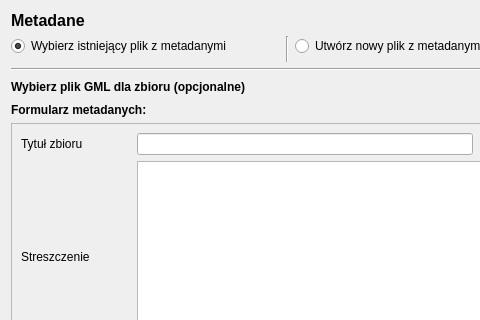
Qt form modules/metadata/views/ui/metadane_dialog_base.ui (envirosolutionspl/wtyczka_qgis_app) before a commit; both pictures show x 0 to 480 and y 0 to 320 of the 574 by 600 pixel window.
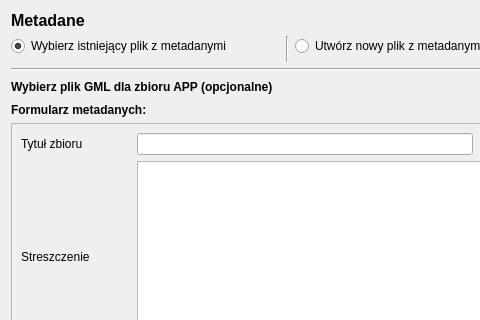
The same form after that commit. Custom widgets are drawn as their Qt base class.

The edit to the form file:
```diff
--- a/modules/metadata/views/ui/metadane_dialog_base.ui
+++ b/modules/metadata/views/ui/metadane_dialog_base.ui
@@ -108,7 +108,7 @@
           </font>
          </property>
          <property name="text">
-          <string>Wybierz plik GML dla zbioru (opcjonalne)</string>
+          <string>Wybierz plik GML dla zbioru APP (opcjonalne)</string>
          </property>
         </widget>
        </item>
```
